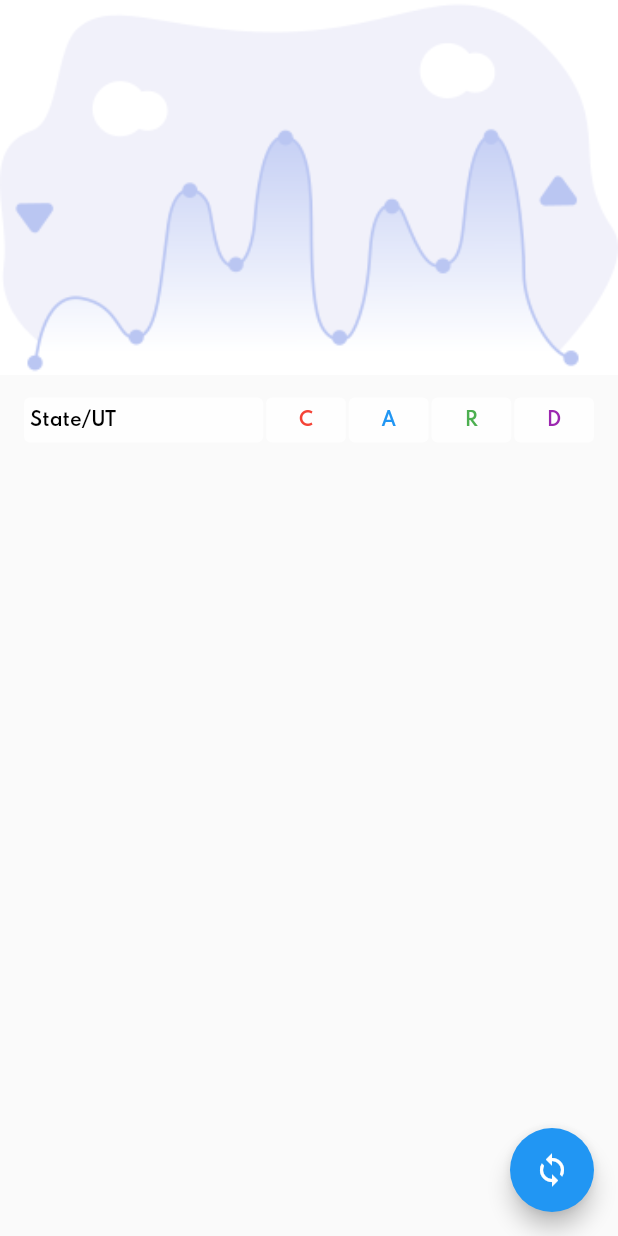
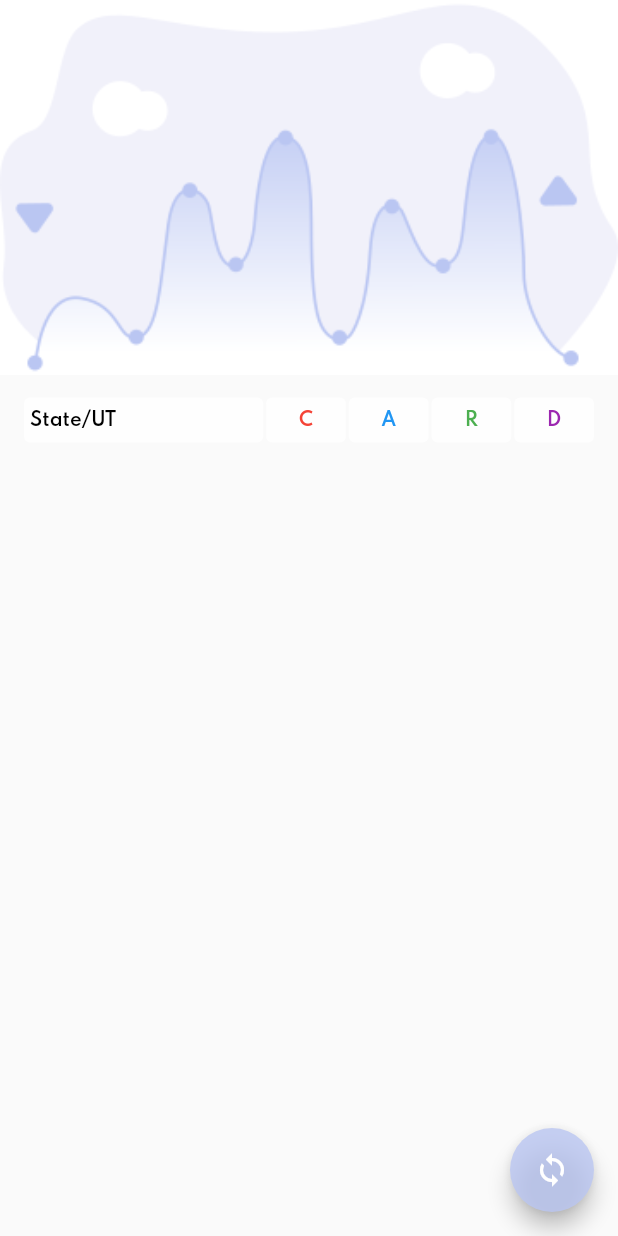
Before and after one commit to GowthamGoush/Covid-Tracker, a Flutter app: the TrackerScreen screen opened directly with empty values, after a tap on the "sync" icon, on a phone screen of 412 x 824 dp. Run offline on Flutter 3.47's test engine with Material 2 defaults, Android fonts, the phone set to English and light mode, and no system bars; our stand-ins replace flutter_spinkit; network calls fail.

Commit message:
Set FAB color

```diff
--- a/lib/screens/tracker_screen.dart
+++ b/lib/screens/tracker_screen.dart
@@ -39,7 +39,10 @@ class TrackerScreenState extends State<TrackerScreen> {
             isState = !isState;
           });
         },
-        child: Icon(Icons.sync),
+        child: Icon(
+          Icons.sync,
+        ),
+        backgroundColor: Color(0xFFBAC6F2).withOpacity(0.8),
       ),
       body: SafeArea(
         child: CustomScrollView(
```
